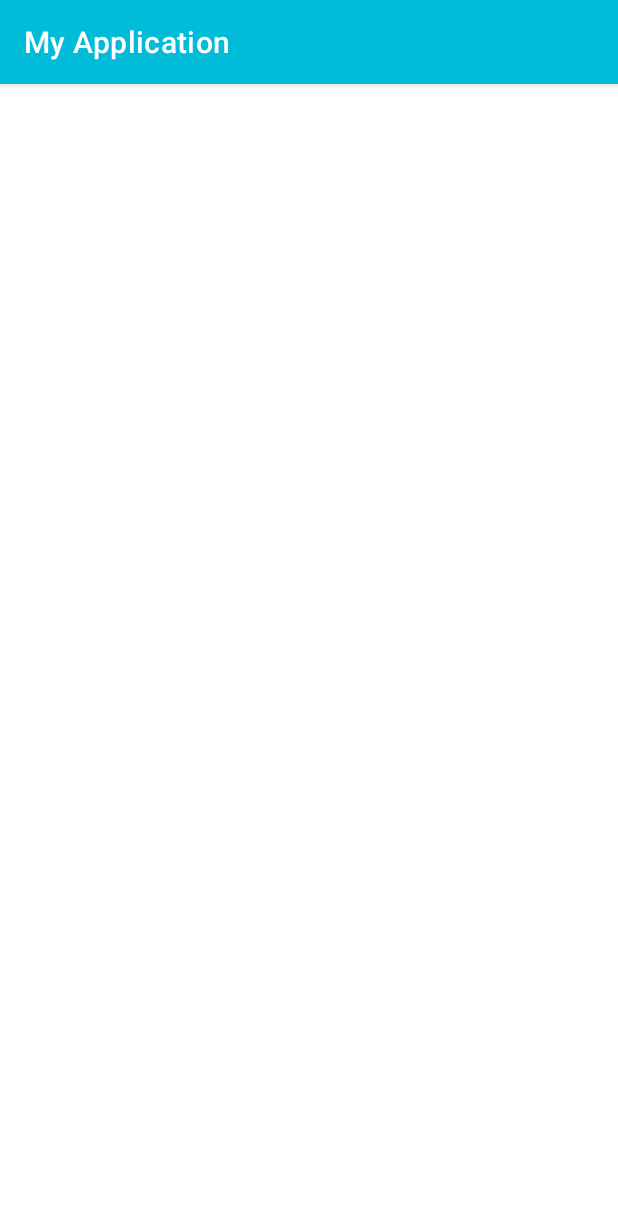
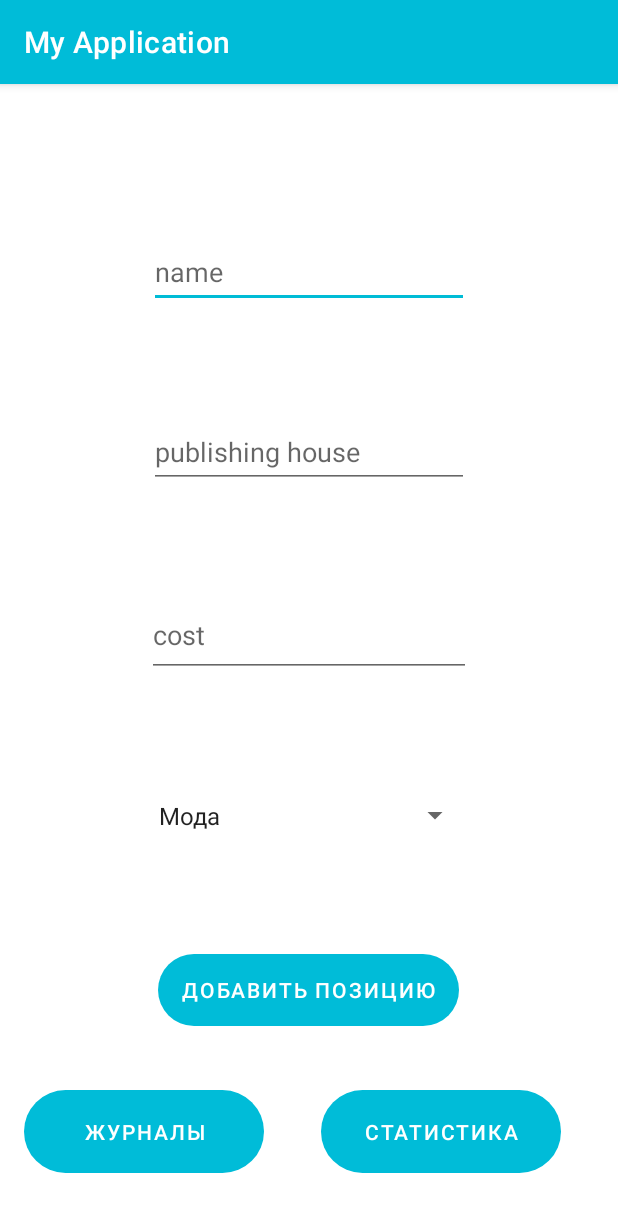
Before and after one commit to dreyvania999/rab, an Android app: the AdminAddJurnals screen opened directly, with no data from a screen before it, on a phone screen of 412 x 824 dp. Shown: the top 1212 px of the screen. Run offline under Robolectric (Android 15) with nearby library versions, the phone set to English and light mode, and no system bars; 1 statement that could not run was skipped.

Commit message:
jurnals2

```diff
--- a/app/src/main/java/com/example/myapplication/AdminAddJurnals.java
+++ b/app/src/main/java/com/example/myapplication/AdminAddJurnals.java
@@ -2,13 +2,103 @@ package com.example.myapplication;
 
 import androidx.appcompat.app.AppCompatActivity;
 
+import android.content.ContentValues;
+import android.content.Intent;
+import android.database.sqlite.SQLiteDatabase;
 import android.os.Bundle;
+import android.view.View;
+import android.widget.AdapterView;
+import android.widget.ArrayAdapter;
+import android.widget.Button;
+import android.widget.EditText;
+import android.widget.Spinner;
 
-public class AdminAddJurnals extends AppCompatActivity {
+public class AdminAddJurnals extends AppCompatActivity implements AdapterView.OnItemSelectedListener, View.OnClickListener {
+    Button addposition, pagejurnals, statistic;
+    EditText publish, cost, name;
+    Spinner janrsp;
+    DBHelper DBHelper;
+    SQLiteDatabase DB;
+    ContentValues contentValues;
+    String polc1;
+    String[] jan1 = {"Мода","Научно-Популярное","Публицистика"};
 
     @Override
     protected void onCreate(Bundle savedInstanceState) {
         super.onCreate(savedInstanceState);
         setContentView(R.layout.activity_admin_add_jurnals);
+
+        name = findViewById(R.id.name);
+        cost = findViewById(R.id.cost);
+        publish = findViewById(R.id.publish);
+        janrsp = findViewById(R.id.janrsp);
+        pagejurnals = findViewById(R.id.pageclother);
+        addposition = findViewById(R.id.addposition);
+        statistic = findViewById(R.id.statistic);
+
+        addposition.setOnClickListener(this);
+        pagejurnals.setOnClickListener(this);
+        statistic.setOnClickListener(this);
+
+        DBHelper = new DBHelper(this);
+        DB = DBHelper.getWritableDatabase();
+
+        Spinner janrsp = findViewById(R.id.janrsp);
+
+        ArrayAdapter<String> adapter = new ArrayAdapter(this, android.R.layout.simple_spinner_item, jan1);
+        adapter.setDropDownViewResource(android.R.layout.simple_spinner_dropdown_item);
+        janrsp.setAdapter(adapter);
+
+        janrsp.setOnItemSelectedListener(this);
+        janrsp.setPrompt("Title");
+
+    }
+
+    @Override
+    public void onClick(View view) {
+
+        switch (view.getId()){
+            case R.id.addposition:
+
+                contentValues = new ContentValues();
+                String nam = name.getText().toString();
+                String pub = publish.getText().toString();
+                String prise = cost.getText().toString();
+
+                contentValues.put(DBHelper.NameO, nam);
+                contentValues.put(DBHelper.Avtor, pub);
+                contentValues.put(DBHelper.Prise, prise);
+                contentValues.put(DBHelper.Janr, polc1);
+                DB.insert(DBHelper.Jurnal, null, contentValues);
+
+                name.setText("");
+                publish.setText("");
+                cost.setText("");
+                break;
+
+            case R.id.pagejurnals:
+                Intent intent1 = new Intent(this, Book.class);
+                startActivity(intent1);
+                break;
+            case R.id.statistic:
+                Intent intent2 = new Intent(this, Jpos.class);
+                startActivity(intent2);
+                break;
+        }
+
+    }
+    @Override
+    public void onItemSelected(AdapterView<?> parent, View view, int position, long id) {
+
+        polc1 = (String) parent.getSelectedItem();
+    }
+    @Override
+    public void onNothingSelected(AdapterView<?> parent) {
+
+    }
+
+    @Override
+    public void onPointerCaptureChanged(boolean hasCapture) {
+        super.onPointerCaptureChanged(hasCapture);
     }
 }
--- a/app/src/main/java/com/example/myapplication/DBHelper.java
+++ b/app/src/main/java/com/example/myapplication/DBHelper.java
@@ -28,6 +28,7 @@ public class DBHelper extends SQLiteOpenHelper {
     public static final String Namejur = "jurnalname";
     public static final String Izdateljur = "jurnalizdat";
     public static final String Prisejur = "jurnalcost";
+    public static final String JanrJ = "janrjur";
 
 
 
@@ -46,7 +47,7 @@ public class DBHelper extends SQLiteOpenHelper {
                 + " integer primary key,"  + NameO + " text, " +  Avtor + " text, " + Prise + " text, "+  Janr + " text " + ")");
 
         sqLiteDatabase.execSQL("create table " + Jurnal + "(" + KEY_ID
-                + " integer primary key,  " +  Namejur + " text, " +  Izdateljur + " text, " + Prisejur + " text " + ")");
+                + " integer primary key,  " +  Namejur + " text, " +  Izdateljur + " text, " + Prisejur + " text, "+  JanrJ + " text " + ")");
 
     }
 
--- a/app/src/main/res/layout/activity_admin_add_jurnals.xml
+++ b/app/src/main/res/layout/activity_admin_add_jurnals.xml
@@ -6,4 +6,87 @@
     android:layout_height="match_parent"
     tools:context=".AdminAddJurnals">
 
+
+    <EditText
+        android:id="@+id/name"
+        android:layout_width="wrap_content"
+        android:layout_height="wrap_content"
+        android:ems="10"
+        android:hint="name"
+        android:minHeight="48dp"
+        app:layout_constraintBottom_toTopOf="@+id/addposition"
+        app:layout_constraintEnd_toEndOf="parent"
+        app:layout_constraintStart_toStartOf="parent"
+        app:layout_constraintTop_toTopOf="parent"
+        app:layout_constraintVertical_bias="0.191" />
+
+    <EditText
+        android:id="@+id/publish"
+        android:layout_width="wrap_content"
+        android:layout_height="wrap_content"
+        android:ems="10"
+        android:hint="publishing house"
+        android:minHeight="48dp"
+        app:layout_constraintBottom_toTopOf="@+id/addposition"
+        app:layout_constraintEnd_toEndOf="parent"
+        app:layout_constraintStart_toStartOf="parent"
+        app:layout_constraintTop_toBottomOf="@+id/name"
+        app:layout_constraintVertical_bias="0.189" />
+
+    <Spinner
+        android:id="@+id/janrsp"
+        android:layout_width="216dp"
+        android:layout_height="58dp"
+        android:minHeight="48dp"
+        app:layout_constraintBottom_toTopOf="@+id/addposition"
+        app:layout_constraintEnd_toEndOf="parent"
+        app:layout_constraintStart_toStartOf="parent"
+        app:layout_constraintTop_toBottomOf="@+id/cost" />
+
+    <EditText
+        android:id="@+id/cost"
+        android:layout_width="216dp"
+        android:layout_height="55dp"
+        android:ems="10"
+        android:hint="cost"
+        app:layout_constraintBottom_toTopOf="@+id/addposition"
+        app:layout_constraintEnd_toEndOf="parent"
+        app:layout_constraintStart_toStartOf="parent"
+        app:layout_constraintTop_toBottomOf="@+id/publish"
+        app:layout_constraintVertical_bias="0.278" />
+
+    <Button
+        android:id="@+id/addposition"
+        android:layout_width="wrap_content"
+        android:layout_height="wrap_content"
+        android:layout_marginBottom="140dp"
+        android:background="@drawable/style_button"
+        android:text="Добавить позицию"
+        app:layout_constraintBottom_toBottomOf="parent"
+        app:layout_constraintEnd_toEndOf="parent"
+        app:layout_constraintHorizontal_bias="0.497"
+        app:layout_constraintStart_toStartOf="parent" />
+
+    <Button
+        android:id="@+id/statistic"
+        android:layout_width="160dp"
+        android:layout_height="55dp"
+        android:background="@drawable/style_button"
+        android:text="Статистика"
+        app:layout_constraintBottom_toBottomOf="parent"
+        app:layout_constraintEnd_toEndOf="parent"
+        app:layout_constraintStart_toEndOf="@+id/pagejurnals"
+        app:layout_constraintTop_toBottomOf="@+id/addposition" />
+
+    <Button
+        android:id="@+id/pagejurnals"
+        android:layout_width="160dp"
+        android:layout_height="55dp"
+        android:layout_marginStart="16dp"
+        android:background="@drawable/style_button"
+        android:text="Журналы"
+        app:layout_constraintBottom_toBottomOf="parent"
+        app:layout_constraintStart_toStartOf="parent"
+        app:layout_constraintTop_toBottomOf="@+id/addposition" />
+
 </androidx.constraintlayout.widget.ConstraintLayout>
--- a/app/src/main/res/layout/activity_book.xml
+++ b/app/src/main/res/layout/activity_book.xml
@@ -24,7 +24,7 @@
 
 
     <Button
-        android:id="@+id/pagejurnal"
+        android:id="@+id/pagebook"
         android:layout_width="wrap_content"
         android:layout_height="35dp"
         android:text="Журналы"
@@ -39,7 +39,7 @@
         android:text="Профиль"
         app:layout_constraintBottom_toBottomOf="parent"
         app:layout_constraintEnd_toEndOf="parent"
-        app:layout_constraintStart_toEndOf="@+id/pagejurnal"
+        app:layout_constraintStart_toEndOf="@+id/pagebook"
         app:layout_constraintTop_toBottomOf="@+id/dbOutput" />
 
     <Button
@@ -50,7 +50,7 @@
         android:visibility="invisible"
         app:layout_constraintBottom_toBottomOf="parent"
         app:layout_constraintEnd_toEndOf="parent"
-        app:layout_constraintStart_toEndOf="@+id/pagejurnal"
+        app:layout_constraintStart_toEndOf="@+id/pagebook"
         app:layout_constraintTop_toBottomOf="@+id/dbOutput" />
 
 
```
Also changed, not shown: app/src/main/java/com/example/myapplication/AdminAddBook.java (+6 -6 lines), app/src/main/java/com/example/myapplication/Book.java (+8 -2 lines), app/src/main/java/com/example/myapplication/jurnals.java (+215 -3 lines), app/src/main/res/layout/activity_jurnals.xml (+46 -0 lines).
